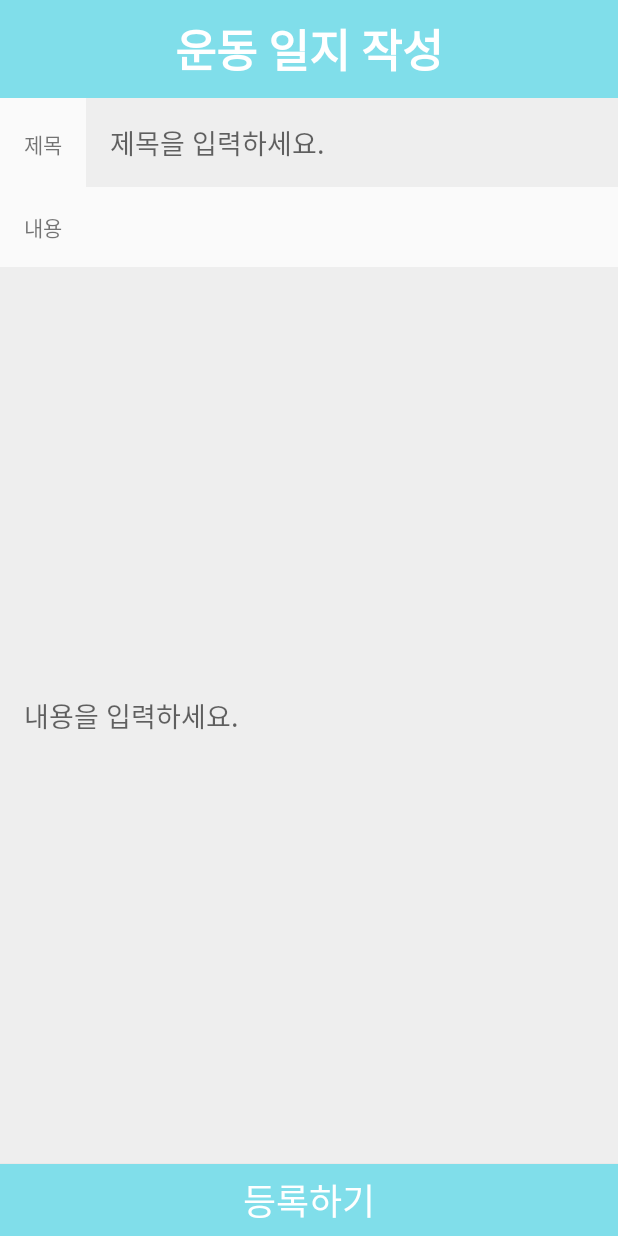
After one commit to ibnuena/bangPT, an Android app: the CalendarMemoActivity screen opened directly, with no data from a screen before it, on a phone screen of 412 x 824 dp. The commit adds this screen. Run offline under Robolectric (Android 15) with nearby library versions, the phone set to English and light mode, and no system bars.

Commit message:
feat: small correction

```diff
--- a/app/build.gradle
+++ b/app/build.gradle
@@ -46,4 +46,6 @@ dependencies {
     implementation 'com.prolificinteractive:material-calendarview:1.4.3'
     implementation 'androidx.viewpager2:viewpager2:1.0.0'
     implementation 'me.relex:circleindicator:2.1.6'
+    implementation 'com.jakewharton.threetenabp:threetenabp:1.1.1'
+
 }
--- a/app/src/main/AndroidManifest.xml
+++ b/app/src/main/AndroidManifest.xml
@@ -16,6 +16,9 @@
         android:supportsRtl="true"
         android:theme="@style/Theme.AppCompat.Light.NoActionBar"
         tools:targetApi="31">
+        <activity
+            android:name=".CalendarMemoActivity"
+            android:exported="false" />
         <activity
             android:name=".MyInfoActivity"
             android:exported="false" />
--- /dev/null
+++ b/app/src/main/java/com/example/bangpt/CalendarMemoActivity.java
@@ -0,0 +1,19 @@
+package com.example.bangpt;
+
+import androidx.appcompat.app.AppCompatActivity;
+
+import android.os.Bundle;
+
+public class CalendarMemoActivity extends AppCompatActivity {
+
+    @Override
+    protected void onCreate(Bundle savedInstanceState) {
+        super.onCreate(savedInstanceState);
+        setContentView(R.layout.activity_calendar_memo);
+
+        // 인텐트로 전달한 데이터를 가져옵니다.
+        int year = getIntent().getIntExtra("year", 0);
+        int month = getIntent().getIntExtra("month", 0);
+        int day = getIntent().getIntExtra("day", 0);
+    }
+}
--- /dev/null
+++ b/app/src/main/res/layout/activity_calendar_memo.xml
@@ -0,0 +1,78 @@
+<?xml version="1.0" encoding="utf-8"?>
+<LinearLayout xmlns:android="http://schemas.android.com/apk/res/android"
+    xmlns:tools="http://schemas.android.com/tools"
+    android:layout_width="match_parent"
+    android:layout_height="match_parent"
+    android:orientation="vertical"
+    tools:context=".HomeFragment">
+    <LinearLayout
+        android:layout_width="match_parent"
+        android:layout_height="wrap_content"
+        android:background="#80deea"
+        android:orientation="vertical">
+
+        <TextView
+            android:layout_width="wrap_content"
+            android:layout_height="wrap_content"
+            android:layout_gravity="center"
+            android:layout_marginTop="10dp"
+            android:layout_marginBottom="10dp"
+            android:fontFamily="@font/nexon"
+            android:text="운동 일지 작성"
+            android:textColor="@android:color/background_light"
+            android:textSize="30dp"
+            android:textStyle="bold" />
+    </LinearLayout>
+    <!-- TODO: Update blank fragment layout -->
+
+    <LinearLayout
+        android:layout_width="match_parent"
+        android:layout_height="wrap_content"
+        android:orientation="horizontal">
+
+        <TextView
+            android:layout_width="wrap_content"
+            android:layout_height="wrap_content"
+            android:padding="16dp"
+            android:text="제목"/>
+
+        <EditText
+            android:id="@+id/title_et"
+            android:padding="16dp"
+            android:background="#eeeeee"
+            android:layout_width="match_parent"
+            android:layout_height="wrap_content"
+            android:layout_weight="1"
+            android:hint="제목을 입력하세요."
+            />
+    </LinearLayout>
+
+    <TextView
+        android:layout_width="wrap_content"
+        android:layout_height="wrap_content"
+        android:padding="16dp"
+        android:text="내용"/>
+
+    <EditText
+        android:id="@+id/content_et"
+        android:padding="16dp"
+        android:layout_width="match_parent"
+        android:layout_height="match_parent"
+        android:layout_weight="1"
+        android:background="#eeeeee"
+        android:hint="내용을 입력하세요."
+        />
+
+    <Button
+        android:id="@+id/reg_button"
+        android:layout_width="match_parent"
+        android:layout_height="wrap_content"
+        android:text="등록하기"
+        android:fontFamily="@font/nexon"
+        android:textColor="#FFFFFF"
+        android:textSize="24dp"
+        android:background="#80deea"/>
+
+
+
+</LinearLayout>
```
Also changed, not shown: app/src/main/java/com/example/bangpt/CalendarFragment.java (+43 -1 lines), app/src/main/java/com/example/bangpt/HomeFragment.java (+16 -0 lines), app/src/main/java/com/example/bangpt/LoginActivity.java (+9 -0 lines), app/src/main/java/com/example/bangpt/MainActivity.java (+24 -4 lines), app/src/main/java/com/example/bangpt/MyInfoActivity.java (+10 -1 lines), app/src/main/java/com/example/bangpt/MypageFragment.java (+10 -1 lines), app/src/main/res/layout/fragment_calendar.xml (+7 -2 lines), app/src/main/res/layout/fragment_home.xml (+18 -4 lines), app/src/main/res/values/themes.xml (+8 -0 lines).
